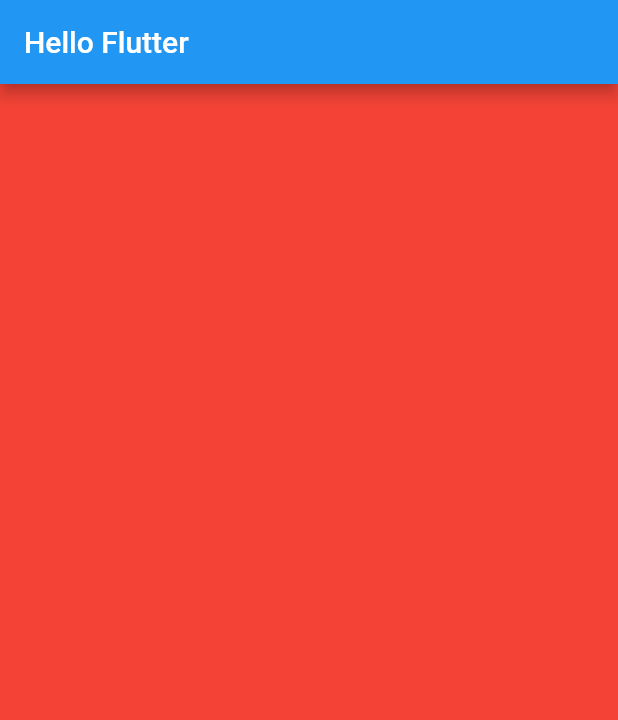
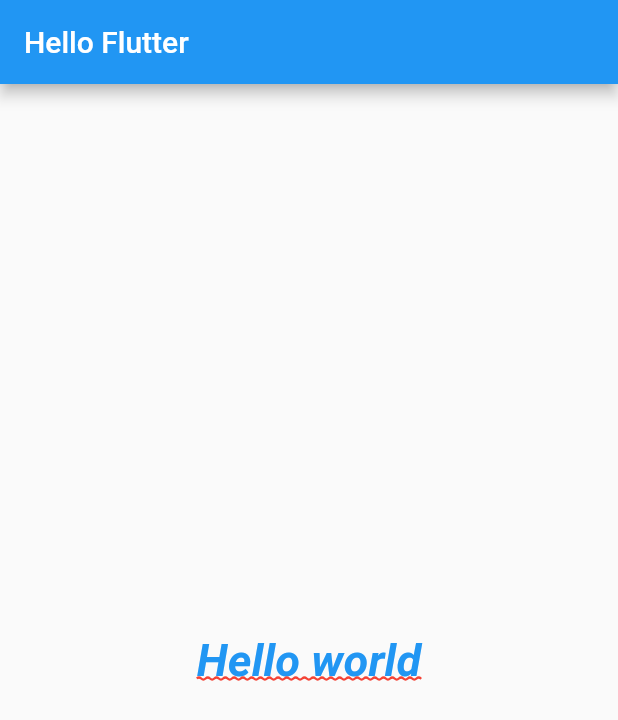
Before and after one commit to FrancaTM/flutter-hello, a Flutter app: the screen it shows after launch, on a phone screen of 412 x 824 dp. Shown: the top 720 px of the screen. Run offline on Flutter 3.47's test engine with Material 2 defaults, Android fonts, the phone set to English and light mode, and no system bars.

Commit message:
adiciona text widget

```diff
--- a/lib/main.dart
+++ b/lib/main.dart
@@ -22,7 +22,20 @@ class HomePage extends StatelessWidget {
         title: Text('Hello Flutter'),
       ),
       body: Container(
-        color: Colors.red,
+        child: Center(
+          child: Text(
+            'Hello world',
+            style: TextStyle(
+              fontSize: 30.0,
+              color: Colors.blue,
+              fontWeight: FontWeight.bold,
+              fontStyle: FontStyle.italic,
+              decoration: TextDecoration.underline,
+              decorationStyle: TextDecorationStyle.wavy,
+              decorationColor: Colors.red,
+            ),
+          ),
+        ),
       ),
     );
   }
```
